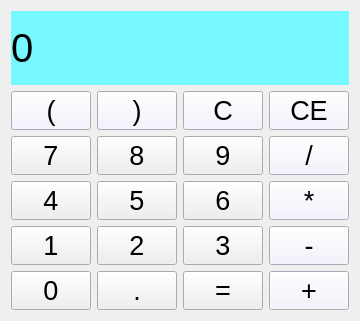
Above: widget.ui from Katz100/Calculator before the change. Below: the same form after it.
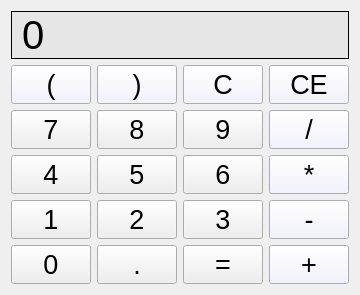
That is the form after the change.

```diff
--- a/widget.ui
+++ b/widget.ui
@@ -7,7 +7,7 @@
     <x>0</x>
     <y>0</y>
     <width>346</width>
-    <height>321</height>
+    <height>219</height>
    </rect>
   </property>
   <property name="windowTitle">
@@ -25,7 +25,8 @@
       </font>
      </property>
      <property name="styleSheet">
-      <string notr="true">QLabel {background:rgb(117, 248, 255)}</string>
+      <string notr="true">QLabel {background:rgb(230, 230, 230)}
+QLabel {border: 1px solid black}</string>
      </property>
      <property name="text">
       <string>0</string>
```
